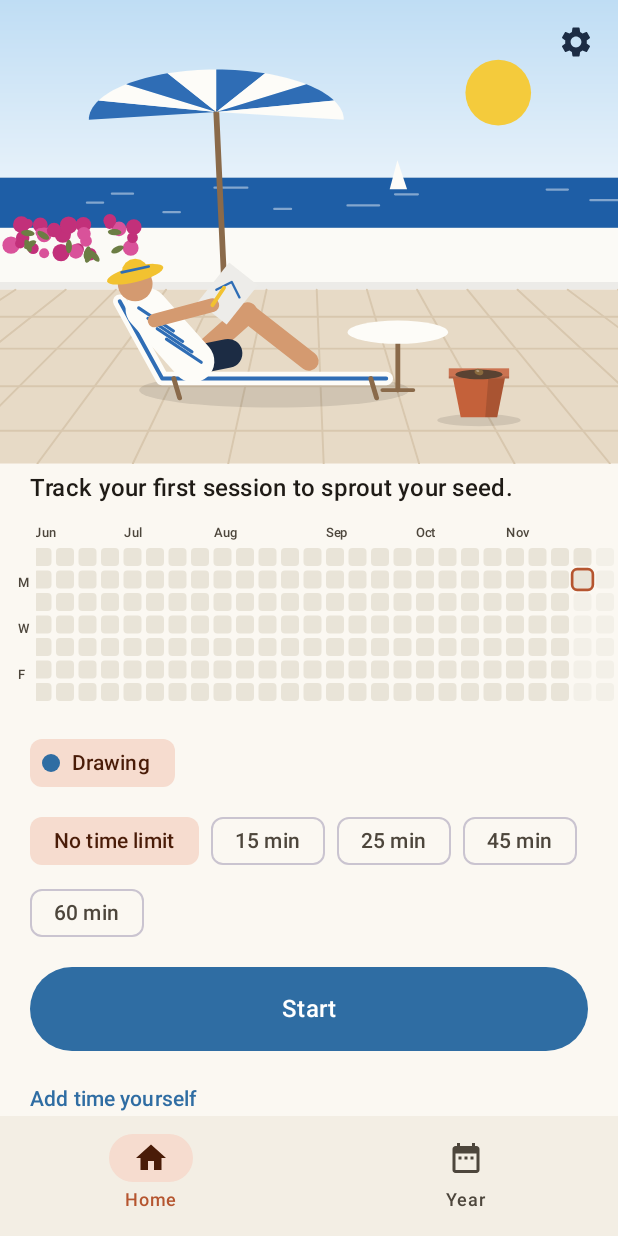
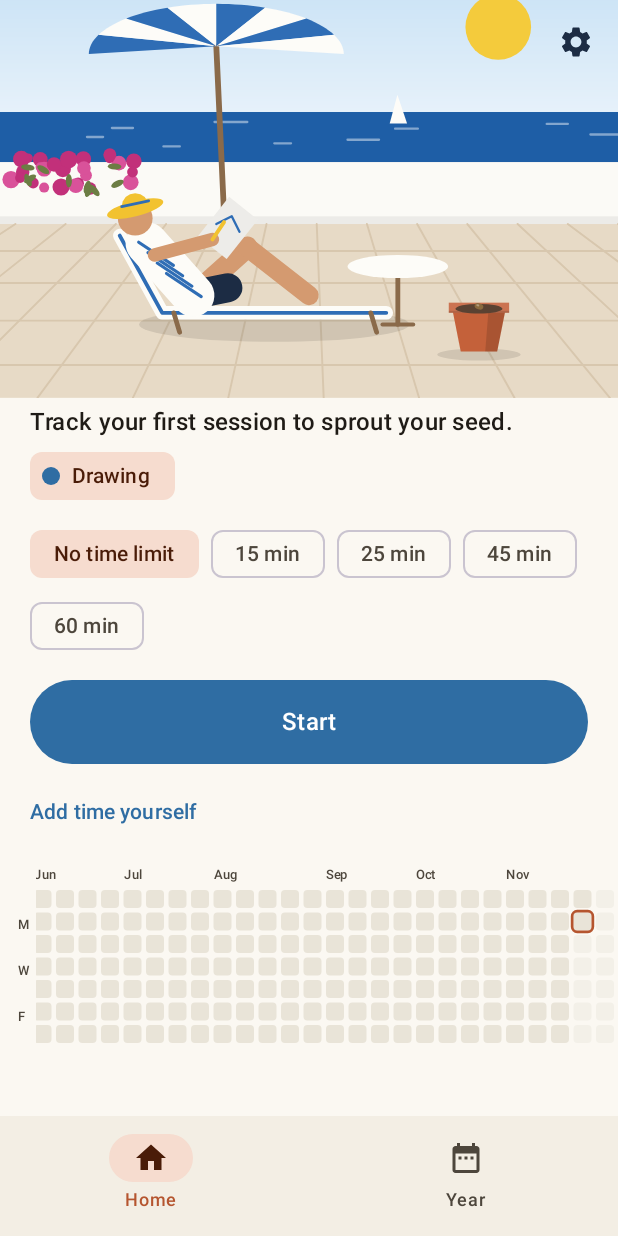
Before and after one commit to heezworks/grow-timer, an Android app built with Jetpack Compose: the screen it shows after launch (MainActivity), after a tap on "Start", on a phone screen of 412 x 824 dp. Run offline under Robolectric (Android 15) with nearby library versions, the phone set to English and light mode, and no system bars; our stand-ins replace Room's generated code; 1 other tap on this screen came first.

```diff
--- a/app/src/main/java/app/sn62kr/grow/data/Db.kt
+++ b/app/src/main/java/app/sn62kr/grow/data/Db.kt
@@ -88,6 +88,10 @@ interface SessionDao {
     @Query("SELECT localDate, SUM(durationSec) AS sec FROM session WHERE (:activityId IS NULL OR activityId = :activityId) GROUP BY localDate")
     fun observeDailySums(activityId: String?): Flow<List<DaySum>>
 
+    /** 모든 세션, 시간 순. 폴라로이드가 그때까지 쌓인 시간을 센다. */
+    @Query("SELECT * FROM session ORDER BY startUtc, createdAt")
+    fun observeAllChrono(): Flow<List<SessionEntity>>
+
     @Query("SELECT COALESCE(SUM(durationSec), 0) FROM session")
     fun observeTotal(): Flow<Long>
 
--- a/app/src/main/java/app/sn62kr/grow/data/Records.kt
+++ b/app/src/main/java/app/sn62kr/grow/data/Records.kt
@@ -25,6 +25,8 @@ class Records(private val db: GrowDb, private val clock: () -> Long = System::cu
     /** 날짜 → 그날 합(초). 격자와 누적이 이것 하나로 계산된다(design.md 5절: 계산하고 저장하지 않는다). */
     fun daily(activityId: String? = null): Flow<Map<LocalDate, Int>> =
         sessions.observeDailySums(activityId).map { l -> l.associate { Days.parse(it.localDate) to it.sec } }
+
+    val allChrono: Flow<List<Session>> = sessions.observeAllChrono().map { l -> l.map { it.toModel() } }
 
     /** 모든 기록의 합(초). 식물과 정물이 이것에서 계산된다. */
     val totalSec: Flow<Long> = sessions.observeTotal()
--- a/app/src/main/java/app/sn62kr/grow/ui/MainActivity.kt
+++ b/app/src/main/java/app/sn62kr/grow/ui/MainActivity.kt
@@ -22,6 +22,8 @@ import androidx.navigation.compose.currentBackStackEntryAsState
 import app.sn62kr.grow.R
 import app.sn62kr.grow.ui.records.YearScreen
 import app.sn62kr.grow.ui.plant.PlantScreen
+import app.sn62kr.grow.ui.album.AlbumScreen
+import app.sn62kr.grow.ui.album.AlbumViewModel
 import app.sn62kr.grow.ui.plant.PlantViewModel
 import app.sn62kr.grow.ui.records.YearViewModel
 import androidx.compose.material3.MaterialTheme
@@ -72,6 +74,7 @@ private object Routes {
     const val YEAR = "year"
     const val ACTIVITIES = "activities"
     const val PLANT = "plant"
+    const val ALBUM = "album"
 }
 
 /** 아래 탭: 홈 · 한 해. 친구 탭은 M4b에서(design.md 3절). */
@@ -113,7 +116,10 @@ private fun AppNav(g: Graph) {
             YearScreen(viewModel { YearViewModel(g) }, Modifier.statusBarsPadding())
         }
         composable(Routes.PLANT) {
-            PlantScreen(viewModel { PlantViewModel(g) }, onBack = { nav.popBackStack() })
+            PlantScreen(viewModel { PlantViewModel(g) }, onBack = { nav.popBackStack() }, onAlbum = { nav.navigate(Routes.ALBUM) })
+        }
+        composable(Routes.ALBUM) {
+            AlbumScreen(viewModel { AlbumViewModel(g) }, onBack = { nav.popBackStack() })
         }
         composable(Routes.ACTIVITIES) {
             ActivitiesScreen(viewModel { ActivitiesViewModel(g) }, onBack = { nav.popBackStack() })
--- a/app/src/main/java/app/sn62kr/grow/ui/SceneView.kt
+++ b/app/src/main/java/app/sn62kr/grow/ui/SceneView.kt
@@ -11,6 +11,8 @@ import androidx.compose.ui.graphics.nativeCanvas
 import androidx.compose.ui.semantics.contentDescription
 import androidx.compose.ui.semantics.semantics
 import app.sn62kr.grow.core.draw.DrawBuilder
+import app.sn62kr.grow.core.draw.Drawing
+import androidx.compose.ui.draw.clipToBounds
 import app.sn62kr.grow.core.draw.Palette
 import app.sn62kr.grow.core.draw.PlantArt
 import app.sn62kr.grow.core.draw.Pose
@@ -28,13 +30,25 @@ fun sceneInput(gs: GardenState, seed: Long, pose: Pose, dusk: Boolean, square: B
     square, dusk,
 )
 
-/** 테라스 장면(D57). 그림은 저장하지 않고 입력으로 매번 그린다(D43). */
+/**
+ * 테라스 장면(D57). 그림은 저장하지 않고 입력으로 매번 그린다(D43).
+ * [cropTop]: 위(하늘)를 이만큼(장면 단위) 잘라 낮게 보인다 — 홈은 시작 버튼이 첫 화면에 보이게 자른다.
+ */
 @Composable
-fun SceneView(gs: GardenState, seed: Long, pose: Pose, description: String, modifier: Modifier = Modifier, square: Boolean = false) {
+fun SceneView(gs: GardenState, seed: Long, pose: Pose, description: String, modifier: Modifier = Modifier, square: Boolean = false, cropTop: Float = 0f) {
     val dusk = isSystemInDarkTheme()
-    val drawing = remember(gs, seed, pose, dusk, square) { SceneArt.build(sceneInput(gs, seed, pose, dusk, square)) }
-    Canvas(modifier.aspectRatio(SceneArt.W / SceneArt.height(square)).semantics { contentDescription = description }) {
-        drawIntoCanvas { AndroidRenderer.draw(it.nativeCanvas, drawing, size.width) }
+    SceneCanvas(remember(gs, seed, pose, dusk, square) { SceneArt.build(sceneInput(gs, seed, pose, dusk, square)) }, description, modifier, cropTop)
+}
+
+@Composable
+fun SceneCanvas(drawing: Drawing, description: String, modifier: Modifier = Modifier, cropTop: Float = 0f) {
+    Canvas(modifier.aspectRatio(drawing.width / (drawing.height - cropTop)).clipToBounds().semantics { contentDescription = description }) {
+        drawIntoCanvas {
+            val k = size.width / drawing.width
+            it.nativeCanvas.save(); it.nativeCanvas.translate(0f, -cropTop * k)
+            AndroidRenderer.draw(it.nativeCanvas, drawing, size.width)
+            it.nativeCanvas.restore()
+        }
     }
 }
 
--- a/app/src/main/java/app/sn62kr/grow/ui/home/HomeScreen.kt
+++ b/app/src/main/java/app/sn62kr/grow/ui/home/HomeScreen.kt
@@ -130,7 +130,7 @@ private fun HomeScreen(vm: HomeViewModel, pad: PaddingValues, onActivities: () -
                 garden?.let { gs ->
                     val plantName = stringResource(gs.current.species.label())
                     SceneView(gs, seed, vm.poseFor(chosen), stringResource(R.string.scene_desc, plantName, gs.stillLife),
-                        Modifier.fillMaxWidth().clickable(onClick = onPlant))
+                        Modifier.fillMaxWidth().clickable(onClick = onPlant), cropTop = 34f) // 하늘을 잘라 낮게(파라솔 꼭대기까지는 남긴다)
                 }
                 IconButton(onClick = onActivities, modifier = Modifier.align(Alignment.TopEnd).padding(4.dp)) {
                     Icon(Icons.Default.Settings, stringResource(R.string.home_activities), tint = Color(0xFF1C2C44))
@@ -147,12 +147,6 @@ private fun HomeScreen(vm: HomeViewModel, pad: PaddingValues, onActivities: () -
             if (yearSec > 0) Text(stringResource(R.string.home_year_total, Text.duration(ctx, yearSec)),
                 style = MaterialTheme.typography.bodyMedium, color = MaterialTheme.colorScheme.onSurfaceVariant,
                 modifier = Modifier.padding(horizontal = 20.dp))
-        }
-        grid?.let { g ->
-            item {
-                // 빈 격자도 그대로 보여 준다 — 채워질 자리가 보이게(spec 2-1)
-                YearGridView(g, onDay = { vm.selectedDay.value = it }, modifier = Modifier.padding(start = 12.dp, top = 12.dp, bottom = 12.dp), cell = 12.dp)
-            }
         }
         item {
             if (active.isEmpty()) {
@@ -181,6 +175,12 @@ private fun HomeScreen(vm: HomeViewModel, pad: PaddingValues, onActivities: () -
                 TextButton(onClick = { adding = true }, modifier = Modifier.padding(horizontal = 8.dp)) { Text(stringResource(R.string.home_add_manual)) }
             }
         }
+        grid?.let { g ->
+            item {
+                // 시작 버튼 아래(첫 화면에 시작이 보이게). 빈 격자도 그대로 보여 준다 — 채워질 자리가 보이게(spec 2-1)
+                YearGridView(g, onDay = { vm.selectedDay.value = it }, modifier = Modifier.padding(start = 12.dp, top = 12.dp, bottom = 12.dp), cell = 12.dp)
+            }
+        }
         if (sessions.isNotEmpty()) {
             item {
                 HorizontalDivider(Modifier.padding(top = 8.dp))
--- a/app/src/main/java/app/sn62kr/grow/ui/plant/PlantScreen.kt
+++ b/app/src/main/java/app/sn62kr/grow/ui/plant/PlantScreen.kt
@@ -19,6 +19,7 @@ import androidx.compose.material3.IconButton
 import androidx.compose.material3.MaterialTheme
 import androidx.compose.material3.Scaffold
 import androidx.compose.material3.Text
+import androidx.compose.material3.TextButton
 import androidx.compose.material3.TopAppBar
 import androidx.compose.runtime.Composable
 import androidx.compose.runtime.getValue
@@ -58,11 +59,12 @@ class PlantViewModel(g: Graph) : ViewModel() {
 /** 식물 화면(plan M3): 지금 화분 + 다음 모습까지 남은 시간 + 다 자란 화분들. 죽지 않고, 쉬면 그대로 기다린다(D23). */
 @OptIn(ExperimentalMaterial3Api::class)
 @Composable
-fun PlantScreen(vm: PlantViewModel, onBack: () -> Unit) {
+fun PlantScreen(vm: PlantViewModel, onBack: () -> Unit, onAlbum: () -> Unit = {}) {
     val ctx = LocalContext.current
     val gs by vm.garden.collectAsStateWithLifecycle()
     Scaffold(topBar = {
-        TopAppBar(title = {}, navigationIcon = { IconButton(onClick = onBack) { Icon(Icons.AutoMirrored.Filled.ArrowBack, stringResource(R.string.back)) } })
+        TopAppBar(title = {}, navigationIcon = { IconButton(onClick = onBack) { Icon(Icons.AutoMirrored.Filled.ArrowBack, stringResource(R.string.back)) } },
+            actions = { TextButton(onClick = onAlbum) { Text(stringResource(R.string.album_open)) } })
     }) { pad ->
         val g = gs ?: return@Scaffold
         val p = g.current
--- a/app/src/main/res/values/strings.xml
+++ b/app/src/main/res/values/strings.xml
@@ -143,4 +143,9 @@
     <string name="grew_full">Your plant is fully grown. A new pot is waiting.</string>
     <string name="grew_still">Something new is on the terrace.</string>
     <string name="back_home">Back</string>
+
+    <string name="album_title">Photos</string>
+    <string name="album_open">Photos</string>
+    <string name="album_empty">Every session over 5 minutes leaves a photo.</string>
+    <string name="polaroid_caption">%1$s · %2$s</string>
 </resources>
```
Also changed, not shown: app/src/main/java/app/sn62kr/grow/ui/album/AlbumScreen.kt (added, +118 -0 lines), 2 other files.
